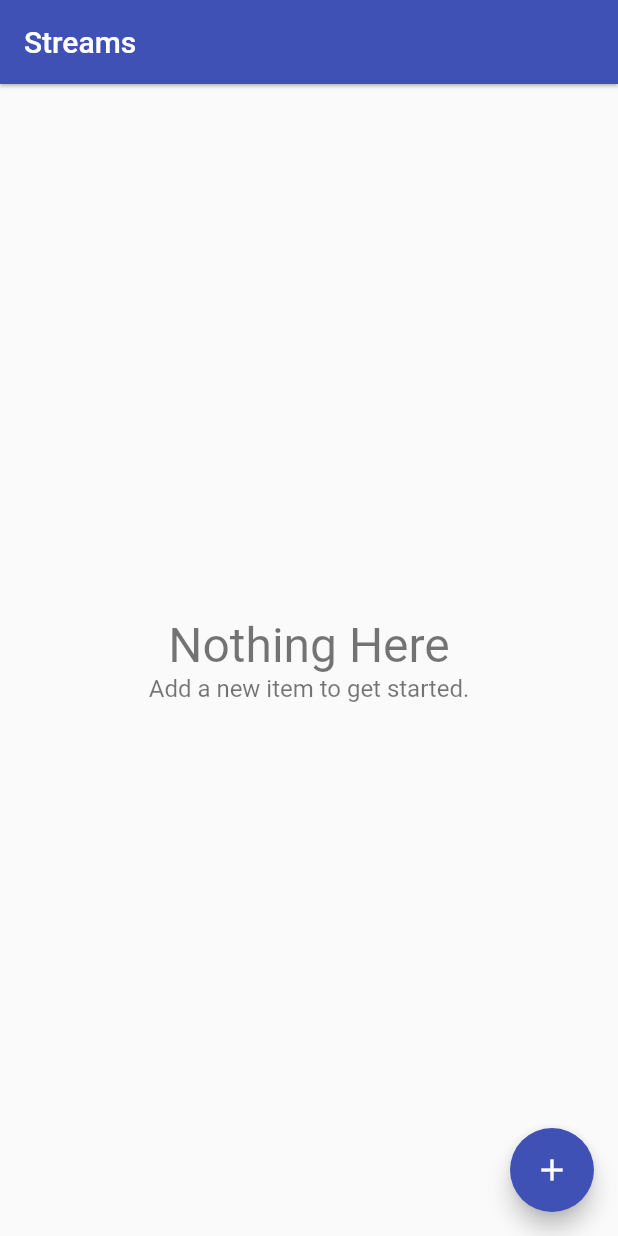
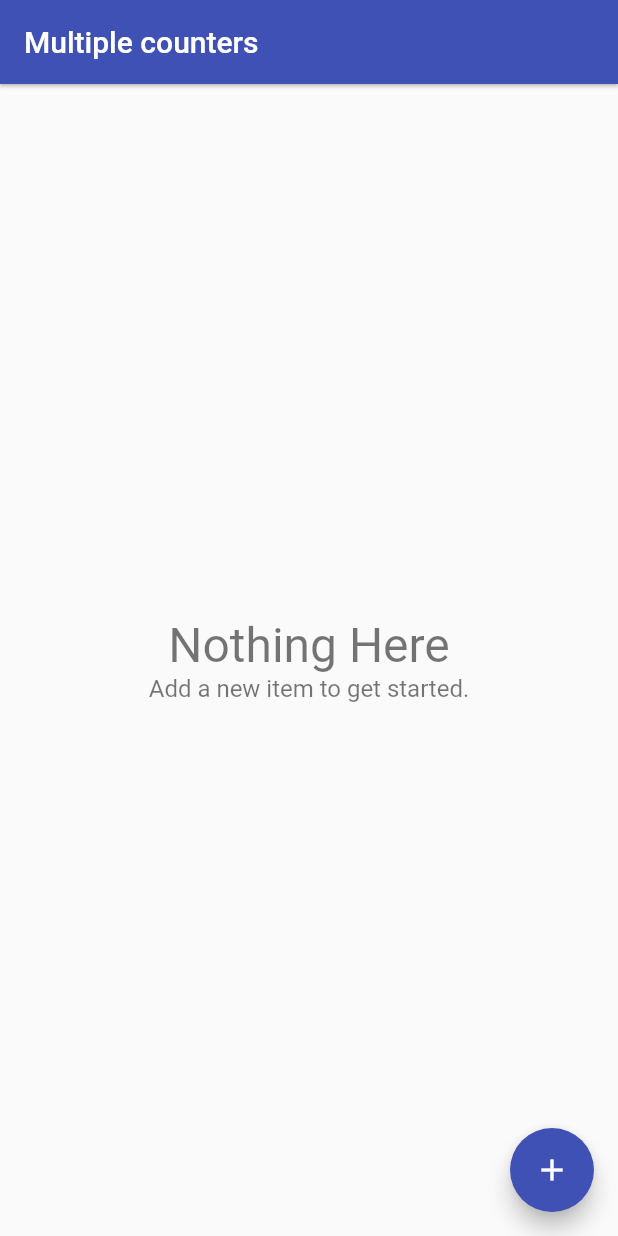
Before and after one commit to bizz84/multiple_counters_firestore_flutter, a Flutter app: the MultipleCountersPage screen opened directly with empty values, on a phone screen of 412 x 824 dp. Run offline on Flutter 3.47's test engine with Material 2 defaults, Android fonts, the phone set to English and light mode, and no system bars; our stand-ins replace cloud_firestore; accounts and stored records are empty.

Commit message:
Working example on iOS

```diff
--- a/lib/main.dart
+++ b/lib/main.dart
@@ -17,7 +17,8 @@ class MyApp extends StatelessWidget {
           primarySwatch: Colors.indigo,
         ),
         home: Consumer<Database>(
-          builder: (_, database, __) => MultipleCountersPage(),
+          builder: (_, database, __) =>
+              MultipleCountersPage(database: database),
         ),
       ),
     );
--- a/lib/ui/counter_list_tile.dart
+++ b/lib/ui/counter_list_tile.dart
@@ -60,7 +60,7 @@ class CounterActionButton extends StatelessWidget {
       backgroundColor: Theme.of(context).primaryColor,
       child: IconButton(
         icon: Icon(iconData, size: 28.0),
-        color: Colors.black,
+        color: Colors.white,
         onPressed: onPressed,
       ),
     );
--- a/lib/ui/multiple_counters_page.dart
+++ b/lib/ui/multiple_counters_page.dart
@@ -30,7 +30,7 @@ class MultipleCountersPage extends StatelessWidget {
   Widget build(BuildContext context) {
     return Scaffold(
       appBar: AppBar(
-        title: Text('Streams'),
+        title: Text('Multiple counters'),
         elevation: 1.0,
       ),
       body: Container(
```
Also changed, not shown: 3 other files.
